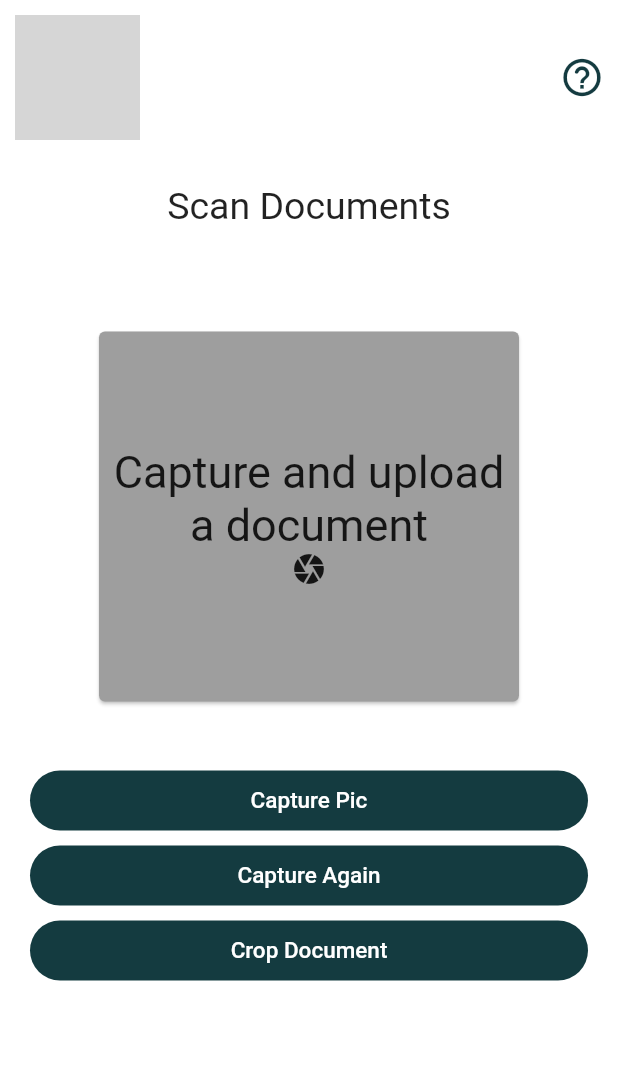
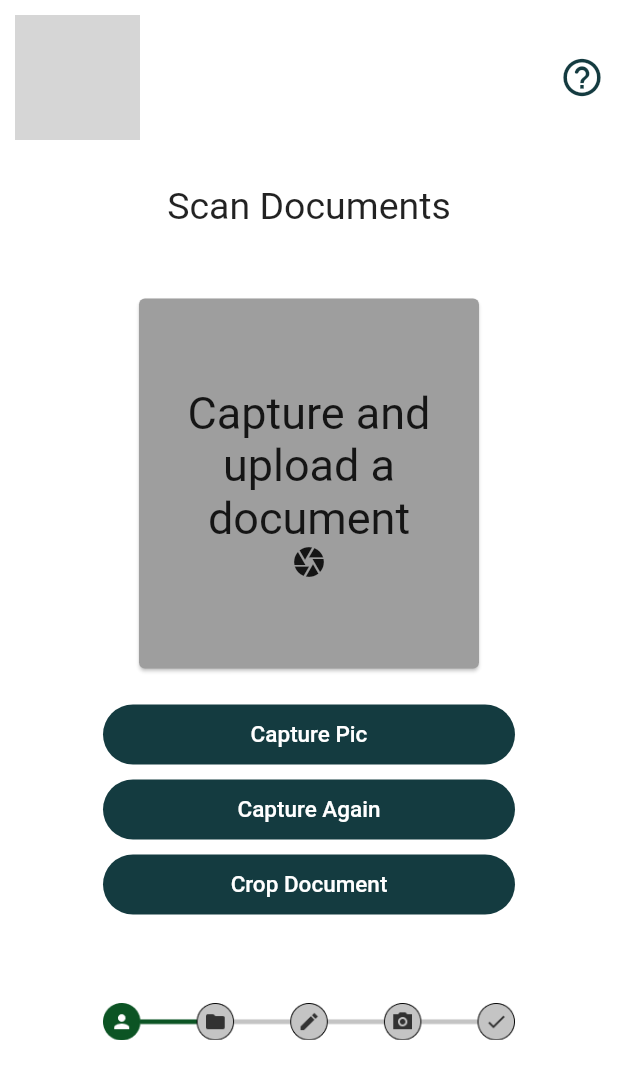
Before and after one commit to Aficionado45/aadhar_address, a Flutter app: the cnfrmAddress screen opened by its route, after a tap on "Scan Again", on a phone screen of 412 x 824 dp. Shown: the top 1079 px of the screen. Run offline on Flutter 3.47's test engine with Material 2 defaults, Android fonts, the light colour scheme and no system bars; our stand-ins replace cloud_firestore, firebase_core, firebase_storage, image_cropper, image_picker, local_auth and 3 more; missing offline and left inert: firebase_ml_vision, geocoder; accounts and stored records are empty; statements that could not run were skipped; project files that could hold a hidden picture were left out; grey boxes are pictures that could not be loaded.

Commit message:
Linear Progress added, Feedback border fixed

```diff
--- a/lib/main.dart
+++ b/lib/main.dart
@@ -32,7 +32,7 @@ class _MyAppState extends State<MyApp> {
   Widget build(BuildContext context) {
     return MaterialApp(
       title: "Aadhar Address Update",
-      initialRoute: 'welcome',
+      initialRoute: 'userotp',
       routes: {
         'welcome': (context) => WelcomeScreen(),
         'oplogin': (context) => opLogin(),
--- a/lib/screens/capture.dart
+++ b/lib/screens/capture.dart
@@ -301,6 +301,10 @@ class _captureState extends State<capture> {
                       fontFamily: 'Open Sans',
                       fontWeight: FontWeight.bold),
                 ),
+                Image(
+                  image: AssetImage('images/Progress3.png'),
+                  width: MediaQuery.of(context).size.width * 0.67,
+                ),
                 SizedBox(
                   height: MediaQuery.of(context).size.height / 12,
                 )
--- a/lib/screens/confirm_address.dart
+++ b/lib/screens/confirm_address.dart
@@ -211,6 +211,16 @@ class _cnfrmAddressState extends State<cnfrmAddress> {
                         "Location verified using GPS. Now you can confirm the address and proceed",
                         textAlign: TextAlign.center,
                       ),
+                    SizedBox(
+                      height: MediaQuery.of(context).size.height / 4,
+                    ),
+                    Image(
+                      image: AssetImage('images/Progress2.png'),
+                      width: MediaQuery.of(context).size.width * 0.67,
+                    ),
+                    SizedBox(
+                      height: MediaQuery.of(context).size.height / 12,
+                    )
                   ],
                 ),
               ),
--- a/lib/screens/recipt.dart
+++ b/lib/screens/recipt.dart
@@ -336,6 +336,10 @@ class _reciptState extends State<recipt> {
                           fontFamily: 'Open Sans',
                           fontWeight: FontWeight.bold),
                     ),
+                    Image(
+                      image: AssetImage('images/Progress5.png'),
+                      width: MediaQuery.of(context).size.width * 0.67,
+                    ),
                     SizedBox(
                       height: MediaQuery.of(context).size.height / 12,
                     )
--- a/lib/screens/scan.dart
+++ b/lib/screens/scan.dart
@@ -81,7 +81,8 @@ class _scanDocState extends State<scanDoc> {
         body: ModalProgressHUD(
           inAsyncCall: isAsync,
           child: ListView(
-            padding: EdgeInsets.all(20),
+            shrinkWrap: true,
+            padding: EdgeInsets.symmetric(vertical: 20, horizontal: MediaQuery.of(context).size.width / 6),
             children: [
               Spacer(),
               Center(
@@ -126,7 +127,7 @@ class _scanDocState extends State<scanDoc> {
                 ),
               if (state == AppState.free)
                 Padding(
-                    padding: const EdgeInsets.all(32.0),
+                    padding: const EdgeInsets.all(10.0),
                     child: Container(
                       padding: const EdgeInsets.all(10.0),
                       height: MediaQuery.of(context).size.height / 3,
@@ -324,6 +325,10 @@ class _scanDocState extends State<scanDoc> {
                   ),
                 ),
               ),
+              Image(
+                image: AssetImage('images/Progress1.png'),
+                width: MediaQuery.of(context).size.width * 0.67,
+              ),
               SizedBox(
                 height: MediaQuery.of(context).size.height / 12,
               )
--- a/lib/screens/user_login.dart
+++ b/lib/screens/user_login.dart
@@ -296,6 +296,10 @@ class _userLoginState extends State<userLogin> {
                         fontFamily: 'Open Sans',
                         fontWeight: FontWeight.bold),
                   ),
+                Image(
+                  image: AssetImage('images/Progress0.png'),
+                  width: MediaQuery.of(context).size.width * 0.67,
+                ),
                 SizedBox(
                   height: MediaQuery.of(context).size.height / 12,
                 )
--- a/lib/screens/user_otp.dart
+++ b/lib/screens/user_otp.dart
@@ -171,6 +171,10 @@ class _userOTPState extends State<userOTP> {
                     fontFamily: 'Open Sans',
                     fontWeight: FontWeight.bold),
               ),
+              Image(
+                image: AssetImage('images/Progress0.png'),
+                width: MediaQuery.of(context).size.width * 0.67,
+              ),
               SizedBox(
                 height: MediaQuery.of(context).size.height / 12,
               )
--- a/lib/utils/feedback_form.dart
+++ b/lib/utils/feedback_form.dart
@@ -20,6 +20,10 @@ Future<void> getFeedback(BuildContext context) {
   showDialog(
     context: context,
     builder: (BuildContext context) => AlertDialog(
+      elevation: 15,
+      shape: RoundedRectangleBorder(
+        borderRadius: BorderRadius.circular(20),
+      ),
       title: Text(
         'Raise a Suggestion',
         style: TextStyle(
```
Also changed, not shown: lib/screens/confirmation.dart (+7 -0 lines), lib/screens/editable_form.dart (+12 -0 lines), images/Progress0.png (added), images/Progress1.png (added), images/Progress2.png (added), images/Progress3.png (added), images/Progress4.png (added), images/Progress5.png (added), pubspec.lock.
